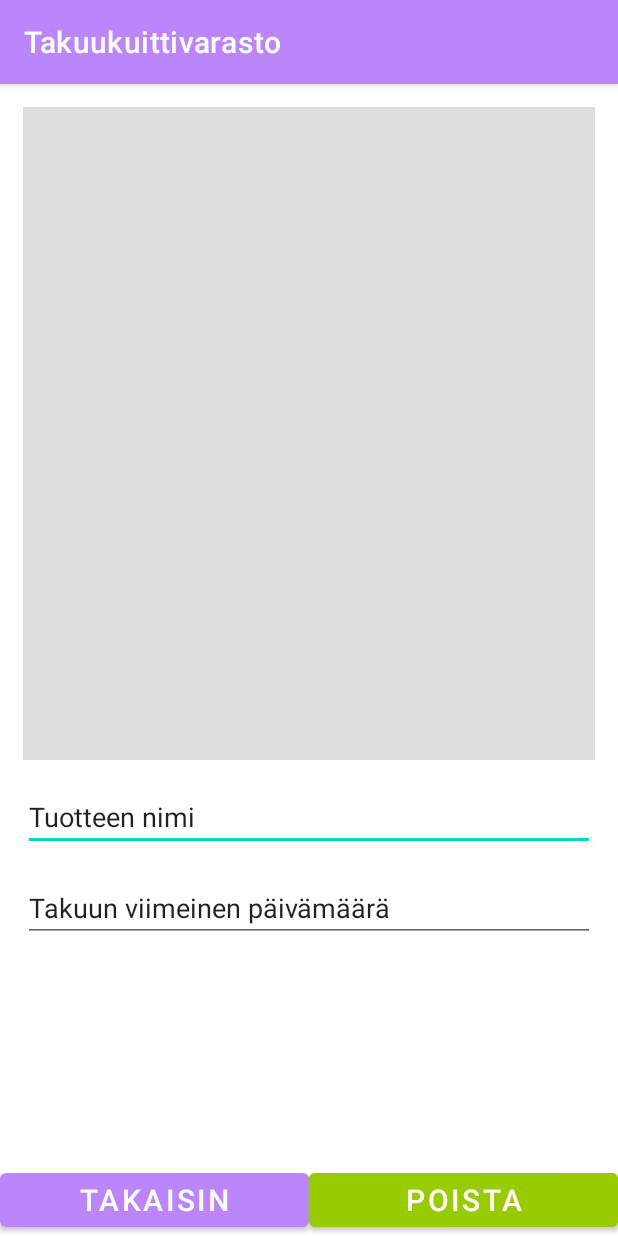
After one commit to TeijaTilli/TaKuVa, an Android app: the kuitinTarkastelu screen opened directly, with no data from a screen before it, on a phone screen of 412 x 824 dp. The commit adds this screen. Run offline under Robolectric (Android 15) with nearby library versions, the phone set to English and light mode, and no system bars.

Commit message:
Kuitin tarkastelu näkymä. Ei vielä toiminnallisuuksia.

```diff
--- a/app/src/main/AndroidManifest.xml
+++ b/app/src/main/AndroidManifest.xml
@@ -20,6 +20,9 @@
             android:name=".kuittivarasto"
             android:exported="true" />
         <activity
+            android:name=".kuitinTarkastelu"
+            android:exported="true" />
+        <activity
             android:name=".kuitin_lisays_sivu"
             android:exported="false" />
         <activity
--- /dev/null
+++ b/app/src/main/java/com/example/takuukuittivarasto/kuitinTarkastelu.kt
@@ -0,0 +1,11 @@
+package com.example.takuukuittivarasto
+
+import androidx.appcompat.app.AppCompatActivity
+import android.os.Bundle
+
+class kuitinTarkastelu : AppCompatActivity() {
+    override fun onCreate(savedInstanceState: Bundle?) {
+        super.onCreate(savedInstanceState)
+        setContentView(R.layout.activity_kuitin_tarkastelu)
+    }
+}
--- a/app/src/main/java/com/example/takuukuittivarasto/kuitin_lisays_sivu.kt
+++ b/app/src/main/java/com/example/takuukuittivarasto/kuitin_lisays_sivu.kt
@@ -35,7 +35,7 @@ class kuitin_lisays_sivu : AppCompatActivity() {
         btOpenGallery.setOnClickListener {
             openGallery()
         }
-        tallenna1Btn.setOnClickListener {
+        poistaBtn.setOnClickListener {
             tallenna()
         }
         pvmTakuu.setOnDateChangeListener( CalendarView.OnDateChangeListener{ kalenteri, vuosi, kuukausi, paiva ->
@@ -92,13 +92,13 @@ class kuitin_lisays_sivu : AppCompatActivity() {
         if (resultCode == RESULT_OK) {
             if (requestCode == REQUEST_IMAGE_CAPTURE) {
                 val bitmap = data?.extras?.get("data") as Bitmap
-                ivImage.setImageBitmap(bitmap)
-                IMAGE_BITMAP = ivImage.drawable.toBitmap()
+                ivKuitti.setImageBitmap(bitmap)
+                IMAGE_BITMAP = ivKuitti.drawable.toBitmap()
             }
             else if (requestCode == REQUEST_PICK_IMAGE) {
                 val uri = data?.getData()
-                ivImage.setImageURI(uri)
-                IMAGE_BITMAP = ivImage.drawable.toBitmap()
+                ivKuitti.setImageURI(uri)
+                IMAGE_BITMAP = ivKuitti.drawable.toBitmap()
             }
         }
     }
--- a/app/src/main/res/layout/activity_kuitin_lisays_sivu.xml
+++ b/app/src/main/res/layout/activity_kuitin_lisays_sivu.xml
@@ -22,7 +22,7 @@
             android:orientation="vertical">
 
             <ImageView
-                android:id="@+id/ivImage"
+                android:id="@+id/ivKuitti"
                 android:layout_width="match_parent"
                 android:layout_height="290dp"
                 android:src="#dedede" />
@@ -103,7 +103,7 @@
                     android:textSize="20sp" />
 
                 <Button
-                    android:id="@+id/tallenna1Btn"
+                    android:id="@+id/poistaBtn"
                     android:layout_width="0dp"
                     android:layout_height="wrap_content"
                     android:layout_weight="1"
--- /dev/null
+++ b/app/src/main/res/layout/activity_kuitin_tarkastelu.xml
@@ -0,0 +1,80 @@
+<?xml version="1.0" encoding="utf-8"?>
+<androidx.constraintlayout.widget.ConstraintLayout xmlns:android="http://schemas.android.com/apk/res/android"
+    xmlns:app="http://schemas.android.com/apk/res-auto"
+    xmlns:tools="http://schemas.android.com/tools"
+    android:layout_width="match_parent"
+    android:layout_height="match_parent"
+    tools:context=".kuitinTarkastelu">
+
+
+    <LinearLayout
+        android:id="@+id/linearLayout"
+        android:layout_width="0dp"
+        android:layout_height="0dp"
+        android:layout_centerInParent="true"
+        android:layout_margin="15dp"
+        android:orientation="vertical"
+        app:layout_constraintBottom_toTopOf="@+id/linearLayout2"
+        app:layout_constraintEnd_toEndOf="parent"
+        app:layout_constraintStart_toStartOf="parent"
+        app:layout_constraintTop_toTopOf="parent">
+
+        <ImageView
+            android:id="@+id/ivKuitti"
+            android:layout_width="match_parent"
+            android:layout_height="435dp"
+            android:src="#dedede" />
+
+
+        <EditText
+            android:id="@+id/txtTuotteenNimi"
+            android:layout_width="match_parent"
+            android:layout_height="wrap_content"
+            android:layout_marginTop="15dp"
+            android:ems="10"
+            android:inputType="textPersonName"
+            android:text="Tuotteen nimi"
+            tools:inputType="none" />
+
+        <EditText
+            android:id="@+id/txtPaivamaara"
+            android:layout_width="match_parent"
+            android:layout_height="wrap_content"
+            android:layout_marginTop="15dp"
+            android:ems="10"
+            android:inputType="textPersonName"
+            android:text="Takuun viimeinen päivämäärä"
+            tools:inputType="none" />
+
+    </LinearLayout>
+
+
+    <LinearLayout
+        android:id="@+id/linearLayout2"
+        android:layout_width="0dp"
+        android:layout_height="wrap_content"
+        android:orientation="horizontal"
+        app:layout_constraintBottom_toBottomOf="parent"
+        app:layout_constraintEnd_toEndOf="parent"
+        app:layout_constraintStart_toStartOf="parent">
+
+        <Button
+            android:id="@+id/takaisin1Btn"
+            android:layout_width="0dp"
+            android:layout_height="wrap_content"
+            android:layout_weight="1"
+            android:text="TAKAISIN"
+            android:textSize="20sp" />
+
+        <Button
+            android:id="@+id/poistaBtn"
+            android:layout_width="0dp"
+            android:layout_height="wrap_content"
+            android:layout_weight="1"
+            android:backgroundTint="@android:color/holo_green_light"
+            android:text="POISTA"
+            android:textSize="20sp" />
+    </LinearLayout>
+
+
+</androidx.constraintlayout.widget.ConstraintLayout>
```
